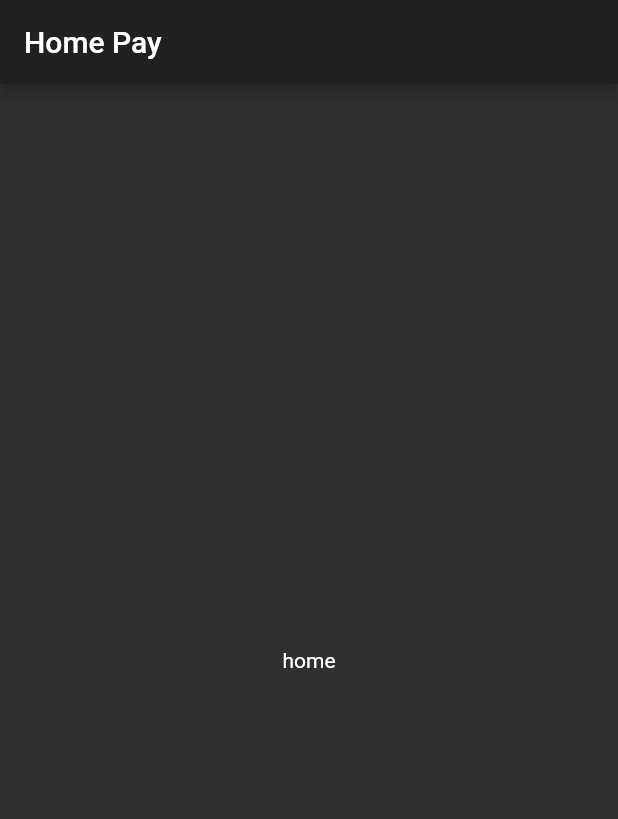
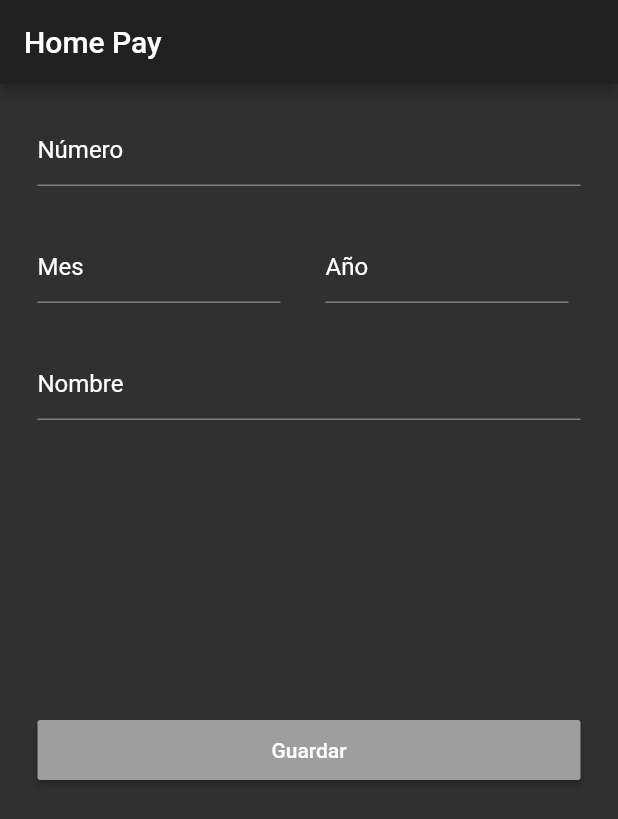
Before and after one commit to AntonioVeintiuno/example_pay, a Flutter app: the screen it shows after launch, on a phone screen of 412 x 824 dp. Shown: the top 819 px of the screen. Run offline on Flutter 3.47's test engine with Material 2 defaults, Android fonts, the phone set to English and light mode, and no system bars; our stand-ins replace dio; generated files the repository leaves out were written again; Roboto replaces fonts that are missing (Poppins-Medium).

Commit message:
Adding models and card form.
Signed-off-by: Antonio Garcia <moy_357@hotmail.com>

```diff
--- /dev/null
+++ b/lib/src/screens/cardForm.dart
@@ -0,0 +1,145 @@
+import 'package:flutter/material.dart';
+import 'package:flutter/services.dart';
+
+class CardForm extends StatefulWidget {
+  @override
+  _CardFormState createState() => _CardFormState();
+}
+
+class _CardFormState extends State<CardForm> {
+  final _cardFormKey = GlobalKey<FormState>();
+
+   void onSubmited() async {
+    // First validate form.
+    if (this._cardFormKey.currentState.validate())  {
+      _cardFormKey.currentState.save(); // Save our form now.
+
+      // Map res = await userProvider.login(user.email, user.password);
+      // if (res['ok']) {
+      //   // view code response here
+      // } else {
+
+      // }
+    }
+  }
+
+  @override
+  Widget build(BuildContext context) {
+    // Build a Form widget using the _formKey created above.
+    return Form(
+        key: _cardFormKey,
+        child: Container(
+          alignment: Alignment.center,
+          padding: EdgeInsets.only(left: 25, right: 25),
+          child: ListView(children: <Widget>[
+            Column(
+              children: <Widget>[
+                SizedBox(
+                  height: 20,
+                ),
+                TextFormField(
+                  inputFormatters: [ LengthLimitingTextInputFormatter(16)],
+                  cursorColor: Colors.green,
+                  decoration: InputDecoration(
+                    contentPadding: EdgeInsets.only(bottom: 0, top: 7.0),
+                    labelText: "Número",
+                    hintStyle: TextStyle(color: Colors.white, fontSize: 12.0),
+                    labelStyle: TextStyle(color: Colors.white),
+                    focusedBorder: UnderlineInputBorder(
+                        borderSide: new BorderSide(color: Colors.yellowAccent[100])),
+                  ),
+                  validator: (value) {
+                    if (value.isEmpty) {
+                      return 'Inserte los datos correspondientes';
+                    }
+                    return null;
+                  },
+                ),
+                SizedBox(height: 30),
+                Row(
+                  children: <Widget>[
+                    SizedBox(
+                      width: MediaQuery.of(context).size.width - 250,
+                      child: TextFormField(
+                        cursorColor: Colors.green,
+                        inputFormatters: [ LengthLimitingTextInputFormatter(2)],
+                        decoration: InputDecoration(
+                          contentPadding: EdgeInsets.only(bottom: 0, top: 7.0),
+                          hintText: "Mes",
+                          labelText: "Mes",
+                          labelStyle: TextStyle(color: Colors.white),
+                          focusedBorder: UnderlineInputBorder(
+                              borderSide: new BorderSide(color: Colors.yellowAccent[100])),
+                        ),
+                        validator: (value) {
+                          if (value.isEmpty) {
+                            return 'Inserte los mdatos correspondientes';
+                          }
+                          return null;
+                        },
+                      ),
+                    ),
+                    SizedBox(
+                      width: 30,
+                    ),
+                    SizedBox(
+                      width:  MediaQuery.of(context).size.width - 250,
+                      child: TextFormField(
+                        inputFormatters: [ LengthLimitingTextInputFormatter(2)],
+                        cursorColor: Colors.green,
+                        style: TextStyle(color: Colors.white),
+                        decoration: InputDecoration(
+                          contentPadding: EdgeInsets.only(bottom: 0, top: 7.0),
+                          labelText: "Año",
+                          hintStyle: TextStyle(color: Colors.grey, fontSize: 12.0),
+                          labelStyle: TextStyle(color: Colors.white),
+                          focusedBorder: UnderlineInputBorder(
+                              borderSide: new BorderSide(color: Colors.yellowAccent[100])),
+                        ),
+                        validator: (value) {
+                          if (value.isEmpty) {
+                            return 'Inserte los mdatos correspondientes';
+                          }
+                          return null;
+                        },
+                      ),
+                    ),
+                  ],
+                ),
+                SizedBox(height: 30),
+                TextFormField(
+                  cursorColor: Colors.green,
+                  style: TextStyle(color: Colors.white),
+                  decoration: InputDecoration(
+                    contentPadding: EdgeInsets.only(bottom: 0, top: 7.0),
+                    labelText: "Nombre",
+                    hintStyle: TextStyle(color: Colors.white, fontSize: 12.0),
+                    labelStyle: TextStyle(color: Colors.white),
+                    focusedBorder: UnderlineInputBorder(
+                        borderSide: new BorderSide(color: Colors.yellowAccent[100])),
+                  ),
+                  validator: (value) {
+                    if (value.isEmpty) {
+                      return 'Inserte los mdatos correspondientes';
+                    }
+                    return null;
+                  },
+                ),
+                SizedBox(height: 200),
+                SizedBox(
+                  height: 40,
+                  width: MediaQuery.of(context).size.width-40,
+                  child: RaisedButton(
+                    onPressed: onSubmited,
+                  color: Colors.grey,
+                  child: Text('Guardar',
+                    style: TextStyle(fontSize: 14, color: Colors.white, fontFamily: "Poppins-Medium" ),
+                  ))
+                )
+              ],
+            )
+          ]),
+      )
+    );
+  }
+}
--- a/lib/src/screens/home.dart
+++ b/lib/src/screens/home.dart
@@ -1,14 +1,20 @@
+import 'package:example_pay/src/screens/cardForm.dart';
 import 'package:flutter/material.dart';
 
-class Home extends StatelessWidget {
+
+class Home extends StatefulWidget {
+  @override
+  _HomeState createState() => _HomeState();
+}
+
+class _HomeState extends State<Home> {
+
   @override
   Widget build(BuildContext context) {
     return Scaffold(
-    appBar: AppBar(title: Text('Home Pay')),
+      appBar: AppBar(title: Text('Home Pay'),),
       body: Container(
-      child: Center(
-        child: Text('home'),
-      ),
+        child: CardForm()
       ),
     );
   }
```
Also changed, not shown: lib/src/services/card_service.dart (added, +39 -0 lines), lib/src/services/open_pay_base_service.dart (added, +81 -0 lines), lib/src/utils/openpay_client.dart (added, +167 -0 lines). Lines whose indentation alone changed are shown as unchanged.
